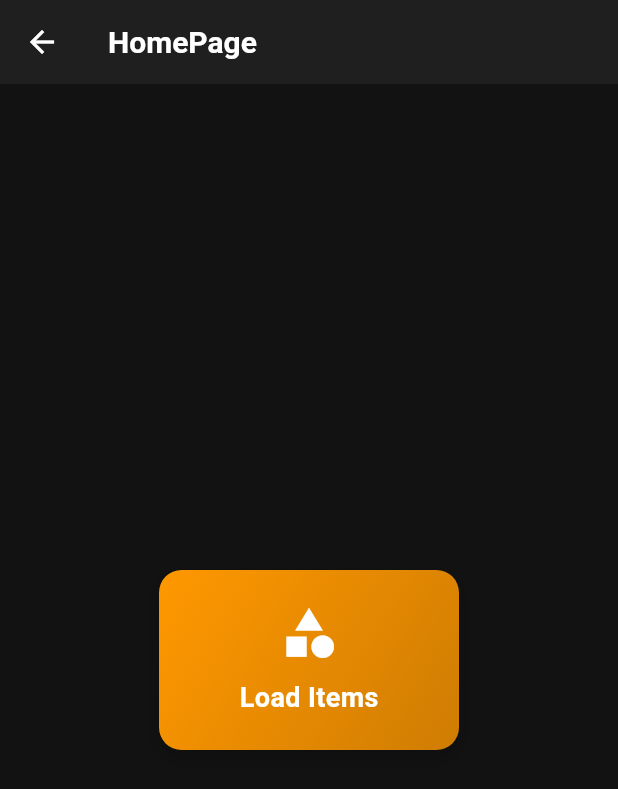
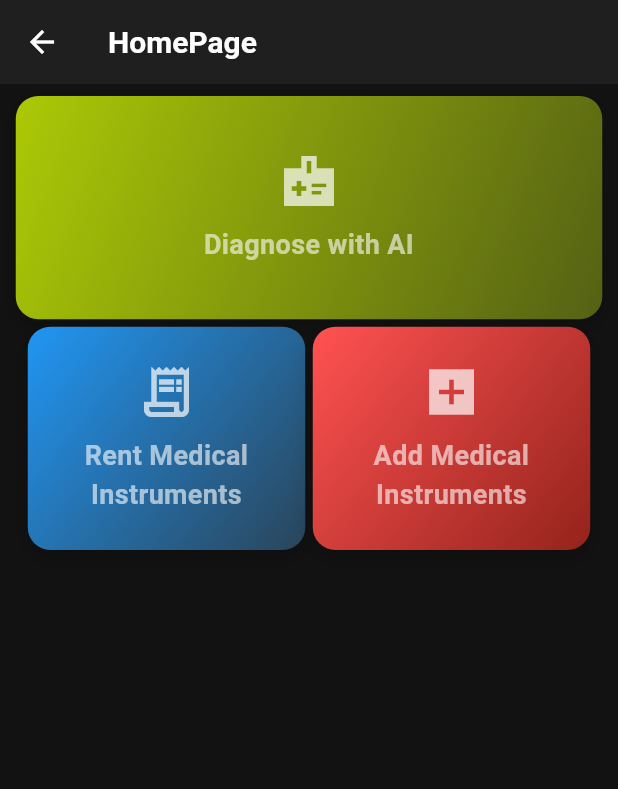
Before and after one commit to m-umarjan11/fyp_project, a Flutter app: the HomePage screen opened directly, on a phone screen of 412 x 824 dp. Shown: the top 789 px of the screen. Run offline on Flutter 3.47's test engine with Material 3 defaults, Android fonts, the phone set to English and light mode, and no system bars; our stand-ins replace bloc, equatable, flutter_bloc, image_picker, sqflite; accounts and stored records are empty.

Commit message:
added homepage

```diff
--- a/FrontEnd/next_gen_ai_healthcare/lib/main.dart
+++ b/FrontEnd/next_gen_ai_healthcare/lib/main.dart
@@ -38,6 +38,7 @@ class MyApp extends StatelessWidget {
         child: BlocBuilder<ThemeBloc, ThemeState>(
           builder: (context, themeState) {
             return MaterialApp(
+              debugShowCheckedModeBanner: false,
               theme: themeState.theme,
               home: const SplashPage(),
             );
--- /dev/null
+++ b/FrontEnd/next_gen_ai_healthcare/lib/pages/ai_diagnosis_pages/ai_diagnosis_page.dart
@@ -0,0 +1,15 @@
+import 'package:flutter/material.dart';
+
+class AiDiagnosisPage extends StatefulWidget {
+  const AiDiagnosisPage({super.key});
+
+  @override
+  State<AiDiagnosisPage> createState() => _AiDiagnosisPageState();
+}
+
+class _AiDiagnosisPageState extends State<AiDiagnosisPage> {
+  @override
+  Widget build(BuildContext context) {
+    return Scaffold(appBar: AppBar(title: const Text("AI Diagnosis"),),);
+  }
+}
--- a/FrontEnd/next_gen_ai_healthcare/lib/pages/auth/sign_up_page.dart
+++ b/FrontEnd/next_gen_ai_healthcare/lib/pages/auth/sign_up_page.dart
@@ -43,6 +43,7 @@ class _SignUpPageState extends State<SignUpPage> {
 					return;
 				}
 			},
+			child: SingleChildScrollView(
               child: Form(
                       key: _formKey,
                       child: Center(
@@ -262,6 +263,7 @@ class _SignUpPageState extends State<SignUpPage> {
                         ),
                       ),
                     ),
+            ),
 		);
   }
 }
--- a/FrontEnd/next_gen_ai_healthcare/lib/pages/home/home_page.dart
+++ b/FrontEnd/next_gen_ai_healthcare/lib/pages/home/home_page.dart
@@ -1,5 +1,11 @@
+import 'package:backend_services_repository/backend_service_repositoy.dart';
 import 'package:flutter/material.dart';
+import 'package:flutter_bloc/flutter_bloc.dart';
+import 'package:next_gen_ai_healthcare/blocs/create_item_bloc/create_item_bloc.dart';
+import 'package:next_gen_ai_healthcare/pages/ai_diagnosis_pages/ai_diagnosis_page.dart';
+import 'package:next_gen_ai_healthcare/pages/item_pages/add_item.dart';
 import 'package:next_gen_ai_healthcare/pages/item_pages/item_page.dart';
+import 'package:next_gen_ai_healthcare/widgets/custom_card.dart';
 
 class HomePage extends StatefulWidget {
   const HomePage({super.key});
@@ -12,60 +18,88 @@ class _HomePageState extends State<HomePage> {
   @override
   Widget build(BuildContext context) {
     final primaryColor = Theme.of(context).primaryColor;
-    final darkerPrimaryColor = primaryColor.withOpacity(0.8);
+    final darkerPrimaryColor = Theme.of(context).colorScheme.secondary;
 
     return Scaffold(
       appBar: AppBar(
         title: const Text("HomePage"),
       ),
-      body: Center(
-        child: GestureDetector(
-          onTap: () {
+      body: Padding(
+        padding: const EdgeInsets.all(8.0),
+        child: Column(
+          children: [
+            CustomCard(
+                icon: Icons.medical_information_sharp,
+                gradient: const LinearGradient(
+                  colors: [
+                    Color.fromARGB(255, 172, 201, 6),
+                    Color.fromARGB(255, 85, 97, 20)
+                  ],
+                  begin: Alignment.topLeft,
+                  end: Alignment.bottomRight,
+                ),
+                heightRatio: .2,
+                text: "Diagnose with AI",
+                ontap: () {
                   Navigator.push(
                     context,
                     MaterialPageRoute(
-                builder: (context) => const ItemPage(),
+                      builder: (context) => const AiDiagnosisPage(),
                     ),
                   );
                 },
-          child: Container(
-            width: 200,
-            height: 120,
-            decoration: BoxDecoration(
-              gradient: LinearGradient(
-                colors: [primaryColor, darkerPrimaryColor],
+                widthRatio: 1),
+            const SizedBox(
+              height: 5,
+            ),
+            Row(
+              mainAxisAlignment: MainAxisAlignment.center,
+              children: [
+                CustomCard(
+                    icon: Icons.receipt_long_outlined,
+                    gradient: const LinearGradient(
+                      colors: [Colors.blue, Color.fromARGB(255, 42, 69, 90)],
                       begin: Alignment.topLeft,
                       end: Alignment.bottomRight,
                     ),
-              borderRadius: BorderRadius.circular(15),
-              boxShadow: [
-                BoxShadow(
-                  color: Colors.black.withOpacity(0.2),
-                  blurRadius: 10,
-                  offset: const Offset(0, 5),
+                    heightRatio: .2,
+                    text: "Rent Medical Instruments",
+                    ontap: () {
+                      Navigator.push(
+                          context,
+                          MaterialPageRoute(
+                              builder: (context) => const ItemPage()));
+                    },
+                    widthRatio: .5),
+                const SizedBox(
+                  width: 5,
                 ),
+                CustomCard(
+                    icon: Icons.add_box_sharp,
+                    gradient: const LinearGradient(
+                      colors: [
+                        Colors.redAccent,
+                        Color.fromARGB(255, 148, 35, 27)
                       ],
+                      begin: Alignment.topLeft,
+                      end: Alignment.bottomRight,
                     ),
-            child: const Column(
-              mainAxisAlignment: MainAxisAlignment.center,
-              children: [
-                Icon(
-                  Icons.category,
-                  color: Colors.white,
-                  size: 40,
-                ),
-                SizedBox(height: 10),
-                Text(
-                  "Load Items",
-                  style: TextStyle(
-                    color: Colors.white,
-                    fontSize: 18,
-                    fontWeight: FontWeight.bold,
-                  ),
-                ),
+                    heightRatio: .2,
+                    text: "Add Medical Instruments",
+                    ontap: () {
+                      Navigator.push(
+                          context,
+                          MaterialPageRoute(
+                              builder: (context) => (BlocProvider(
+                                    create: (context) => CreateItemBloc(
+                                        storeData: StoreDataImp()),
+                                    child: const AddItem(),
+                                  ))));
+                    },
+                    widthRatio: .5)
               ],
-            ),
-          ),
+            )
+          ],
         ),
       ),
     );
--- /dev/null
+++ b/FrontEnd/next_gen_ai_healthcare/lib/widgets/custom_card.dart
@@ -0,0 +1,51 @@
+import 'package:flutter/material.dart';
+
+class CustomCard extends StatelessWidget {
+  final Gradient gradient;
+  final String text;
+  final double heightRatio;
+  final double widthRatio;
+  final IconData icon;
+  final Function() ontap;
+  const CustomCard({super.key, required this.gradient, required this.heightRatio, required this.text, required this.ontap, required this.widthRatio, required this.icon});
+
+  @override
+  Widget build(BuildContext context) {
+    return GestureDetector(
+              onTap: ontap,
+              child: Container(
+                width: MediaQuery.sizeOf(context).width * widthRatio-(16+5),
+                height: MediaQuery.sizeOf(context).height * heightRatio-16,
+                decoration: BoxDecoration(
+                  gradient: gradient,
+                  borderRadius: BorderRadius.circular(15),
+                  boxShadow: [
+                    BoxShadow(
+                      color: Colors.black.withOpacity(0.2),
+                      blurRadius: 10,
+                      offset: const Offset(0, 5),
+                    ),
+                  ],
+                ),
+                child:  Column(
+                  mainAxisAlignment: MainAxisAlignment.center,
+                  children: [
+                     Icon(
+                      icon,
+                      size: 40,
+                    ),
+                    const SizedBox(height: 10),
+                    Text(
+                      textAlign: TextAlign.center,
+                      text,
+                      style:const TextStyle(
+                        fontSize: 18,
+                        fontWeight: FontWeight.bold,
+                      ),
+                    ),
+                  ],
+                ),
+              ),
+            );
+  }
+}
```
Also changed, not shown: 2 other files. Lines whose indentation alone changed are shown as unchanged.
